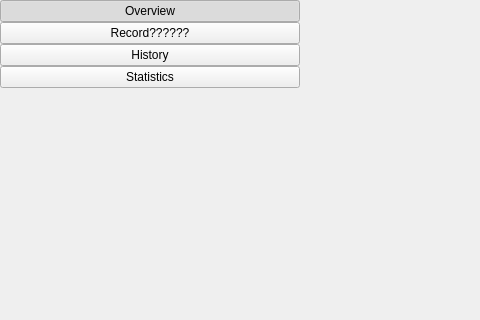
The window that FinancialManager/Content/contentwidget.ui (Aethermeister/FinancialManager) describes before a commit, drawn with Qt 5; both pictures show x 0 to 480 and y 0 to 320 of the 1101 by 605 pixel window.
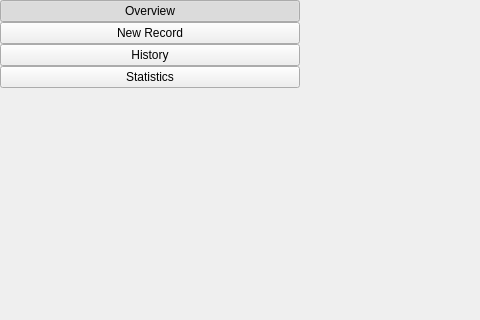
The same window after the commit.

Commit message:
Record creation function added
records.json user related file is managed automatically
Users can create new records

```diff
--- a/FinancialManager/Content/contentwidget.ui
+++ b/FinancialManager/Content/contentwidget.ui
@@ -81,7 +81,7 @@
       <item>
        <widget class="QPushButton" name="pushButton_2">
         <property name="text">
-         <string>Record??????</string>
+         <string>New Record</string>
         </property>
         <property name="checkable">
          <bool>true</bool>
```
Left out of the diff: 4 changed lines with no effect on the pictures. The commit also changes 25 other files.
